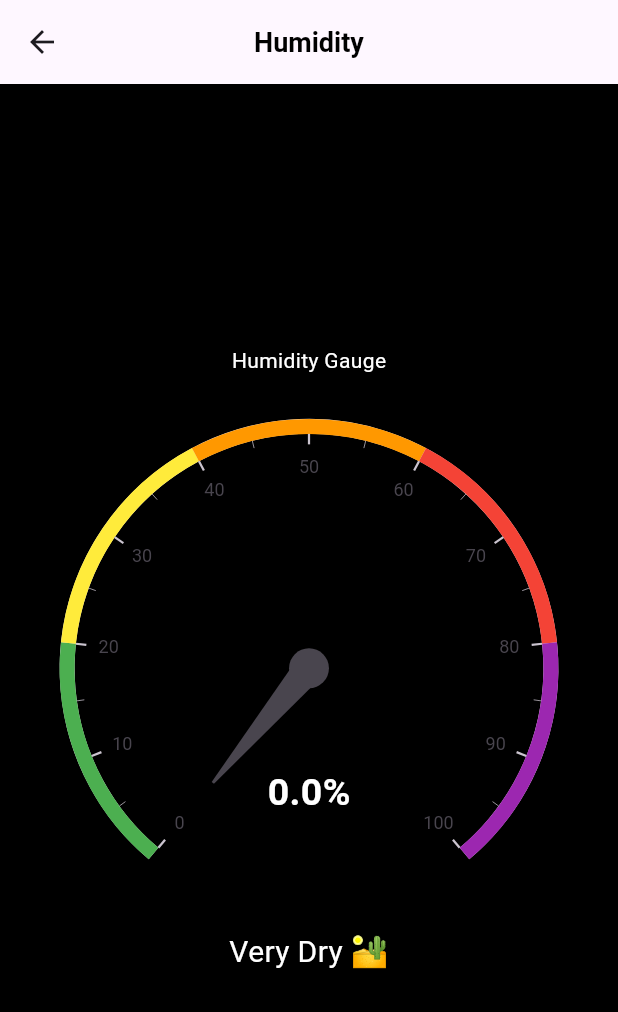
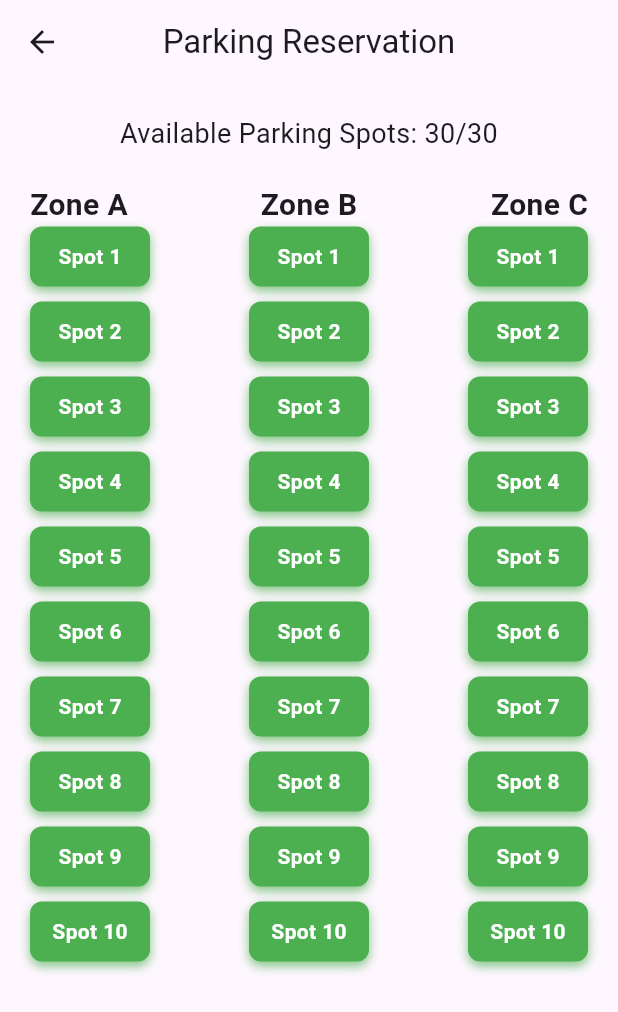
Before and after one commit to nam54828/SmartParking, a Flutter app: the Home screen opened directly, after a tap on an icon or button, on a phone screen of 412 x 824 dp. Shown: the top 1012 px of the screen. Run offline on Flutter 3.47's test engine with Material 2 defaults, Android fonts, the phone set to English and light mode, and no system bars; drawn by our look-alikes of syncfusion_flutter_gauges; our stand-ins replace cloud_firestore, firebase_auth, firebase_core, firebase_database, fl_chart; missing offline and left inert: mqtt_client; accounts and stored records are empty.

```diff
--- a/lib/bottomBar/Home/ParkingReservation/parkingReservationScreen.dart
+++ b/lib/bottomBar/Home/ParkingReservation/parkingReservationScreen.dart
@@ -0,0 +1,201 @@
+import 'package:flutter/material.dart';
+
+class ParkingReservationScreen extends StatefulWidget {
+  @override
+  _ParkingReservationScreenState createState() => _ParkingReservationScreenState();
+}
+
+class _ParkingReservationScreenState extends State<ParkingReservationScreen> {
+  int numberOfReservations = 0; // lưu số lượng chỗ đỗ xe
+  int totalParkingSpots = 30; // Số chỗ đậu xe tổng cộng
+
+  List<bool> availableSpots = List.generate(30, (index) => true);
+
+  // tạo phương thức để đặt chỗ đỗ xe tại chỉ số spotIndex
+  void makeReservation(int spotIndex) {
+    if (numberOfReservations < 3) {
+      if (availableSpots[spotIndex]) {
+        Future.delayed(Duration(minutes: 30), () {
+          setState(() {
+            availableSpots[spotIndex] = true;
+          });
+        });
+
+        showDialog(
+          context: context,
+          builder: (BuildContext context) {
+            return AlertDialog(
+              title: Text('Successful Reservation'),
+              content: Text(
+                  'Parking spot ${spotIndex + 1} is reserved for 30 minutes.'),
+              actions: <Widget>[
+                TextButton(
+                  child: Text('OK'),
+                  onPressed: () {
+                    Navigator.of(context).pop();
+                  },
+                ),
+              ],
+            );
+          },
+        );
+
+        setState(() {
+          numberOfReservations++;
+          availableSpots[spotIndex] = false;
+        });
+      } else {
+        showDialog(
+          context: context,
+          builder: (BuildContext context) {
+            return AlertDialog(
+              title: Text('Spot Already Reserved'),
+              content: Text(
+                  'Parking spot ${spotIndex + 1} is already reserved.'),
+              actions: <Widget>[
+                TextButton(
+                  child: Text('OK'),
+                  onPressed: () {
+                    Navigator.of(context).pop();
+                  },
+                ),
+              ],
+            );
+          },
+        );
+      }
+    } else {
+      showDialog(
+        context: context,
+        builder: (BuildContext context) {
+          return AlertDialog(
+            title: Text('Maximum Reservations Reached'),
+            content: Text(
+                'You have reached the maximum number of reservations for today.'),
+            actions: <Widget>[
+              TextButton(
+                child: Text('OK'),
+                onPressed: () {
+                  Navigator.of(context).pop();
+                },
+              ),
+            ],
+          );
+        },
+      );
+    }
+  }
+
+  Widget buildParkingSpots(List<bool> spots) {
+    return Wrap( // 1 widget trong Flutter cho phép xếp các widget con theo hàng ngang hoặc dọc theo không gian có sẵn
+      spacing: 10, // khoảng cách giữa các widget theo chiều ngang
+      runSpacing: 10, // Khoảng cách theo chiều dọc
+      children: List.generate(spots.length, (index) {
+        return GestureDetector( // dùng để bắt sự kiện chạm
+          onTap: () {
+            makeReservation(index);
+          },
+          child: AnimatedContainer(
+            duration: Duration(milliseconds: 500),
+            width: 80,
+            height: 40,
+            decoration: BoxDecoration(
+              color: spots[index] ? Colors.green : Colors.red,
+              borderRadius: BorderRadius.circular(8),
+              boxShadow: [
+                BoxShadow(
+                  color: spots[index] ? Colors.green.withOpacity(0.7) : Colors
+                      .red.withOpacity(0.7),
+                  blurRadius: 5,
+                  offset: Offset(0, 3),
+                ),
+              ],
+            ),
+            child: Center(
+              child: Text(
+                'Spot ${index + 1}',
+                style: TextStyle(
+                  color: Colors.white,
+                  fontWeight: FontWeight.bold,
+                ),
+              ),
+            ),
+          ),
+        );
+      }),
+    );
+  }
+
+  @override
+  Widget build(BuildContext context) {
+    return Scaffold(
+      appBar: AppBar(
+        title: Text('Parking Reservation'),
+        centerTitle: true,
+      ),
+      body: Padding(
+        padding: EdgeInsets.all(20),
+        child: SingleChildScrollView(
+          child: Column(
+            crossAxisAlignment: CrossAxisAlignment.stretch,
+            children: [
+              Text(
+                'Available Parking Spots: ${availableSpots
+                    .where((spot) => spot)
+                    .length}/$totalParkingSpots',
+                style: TextStyle(fontSize: 18),
+                textAlign: TextAlign.center,
+              ),
+              SizedBox(height: 20),
+              GridView(
+                gridDelegate: SliverGridDelegateWithFixedCrossAxisCount(
+                  crossAxisCount: 3,
+                  mainAxisExtent: 600,
+                  mainAxisSpacing: 10,
+                  crossAxisSpacing: 10,
+                ),
+                shrinkWrap: true,
+                physics: NeverScrollableScrollPhysics(),
+                children: [
+                  Column(
+                    crossAxisAlignment: CrossAxisAlignment.start,
+                    children: [
+                      Text(
+                        'Zone A',
+                        style: TextStyle(
+                            fontSize: 20, fontWeight: FontWeight.bold),
+                      ),
+                      buildParkingSpots(availableSpots.sublist(0, 10)),
+                    ],
+                  ),
+                  Column(
+                    crossAxisAlignment: CrossAxisAlignment.center,
+                    children: [
+                      Text(
+                        'Zone B',
+                        style: TextStyle(
+                            fontSize: 20, fontWeight: FontWeight.bold),
+                      ),
+                      buildParkingSpots(availableSpots.sublist(10, 20)),
+                    ],
+                  ),
+                  Column(
+                    crossAxisAlignment: CrossAxisAlignment.end,
+                    children: [
+                      Text(
+                        'Zone C',
+                        style: TextStyle(
+                            fontSize: 20, fontWeight: FontWeight.bold),
+                      ),
+                      buildParkingSpots(availableSpots.sublist(20, 30)),
+                    ],
+                  ),
+                ],
+              ),
+            ],
+          )
+        ),
+      ),
+    );
+  }
+}
--- a/lib/bottomBar/Home/Select/selectPages.dart
+++ b/lib/bottomBar/Home/Select/selectPages.dart
@@ -1,5 +1,6 @@
 import "package:flutter/material.dart";
 import "package:smart_parking/Notification/notification.dart";
+import "package:smart_parking/bottomBar/Home/ParkingReservation/parkingReservationScreen.dart";
 import "package:smart_parking/bottomBar/Home/humidity/humidity.dart";
 import "package:smart_parking/bottomBar/Home/temperature/temperature.dart";
 
@@ -15,7 +16,7 @@ class SelectItems {
 
 class selectPages extends StatelessWidget {
   final List<SelectItems> selects = [
-    SelectItems("directions_car", "Car\nReservation", humidity()),
+    SelectItems("directions_car", "Car\nReservation", ParkingReservationScreen()),
     SelectItems("notifications_active", "My\nNotification", NotificationPage()),
     SelectItems("opacity", "Parking\nHumidity", humidity()),
     SelectItems("wb_cloudy", "Parking\nTemperature", temperature()),
```
